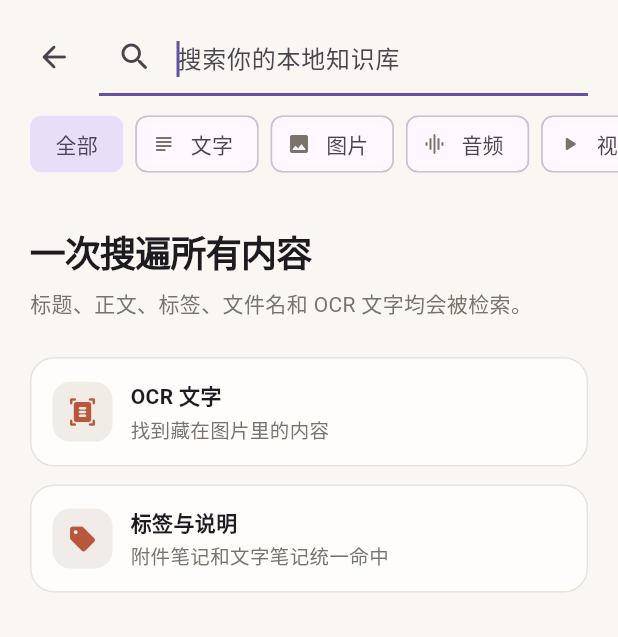
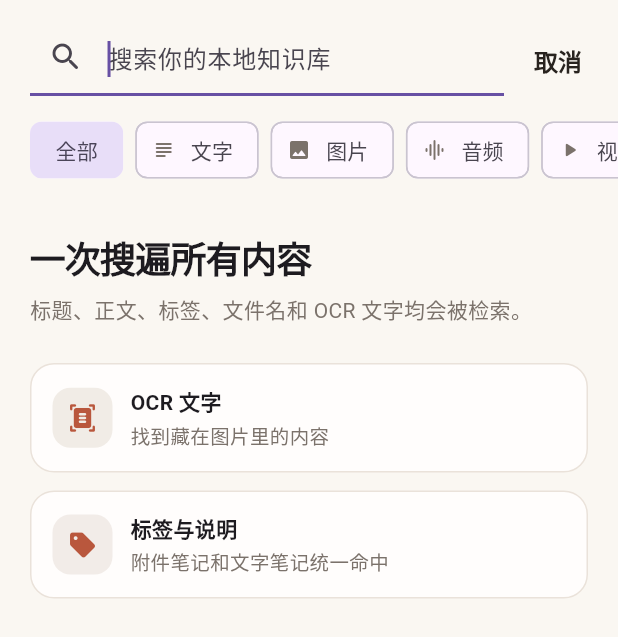
Before and after one commit to wsshow/fknotes, a Flutter app: the SearchPage screen opened directly, on a phone screen of 412 x 824 dp. Shown: the top 637 px of the screen. Run offline on Flutter 3.47's test engine with Material 3 defaults, Android fonts, the phone set to English and light mode, and no system bars; our stand-ins replace image_picker, just_audio, open_file, permission_handler, share_plus, sqflite and 1 more; missing offline and left inert: file_selector, google_mlkit_text_recognition, record; accounts and stored records are empty.

Commit message:
feat: 样式优化

```diff
--- a/lib/pages/search_page.dart
+++ b/lib/pages/search_page.dart
@@ -81,6 +81,11 @@ class _SearchPageState extends State<SearchPage> {
     if (_query.isNotEmpty) await _search(_query);
   }
 
+  void _cancelSearch() {
+    FocusManager.instance.primaryFocus?.unfocus();
+    Navigator.maybePop(context);
+  }
+
   @override
   Widget build(BuildContext context) {
     return Scaffold(
@@ -90,16 +95,12 @@ class _SearchPageState extends State<SearchPage> {
         child: Column(
           children: [
             Padding(
-              padding: const EdgeInsets.fromLTRB(12, 12, 20, 8),
+              padding: const EdgeInsets.fromLTRB(20, 12, 8, 8),
               child: Row(
                 children: [
-                  IconButton(
-                    tooltip: '返回',
-                    onPressed: () => Navigator.pop(context),
-                    icon: const Icon(Icons.arrow_back_rounded),
-                  ),
-                  const SizedBox(width: 6),
                   Expanded(
+                    child: SizedBox(
+                      height: 56,
                       child: TextField(
                         controller: _controller,
                         focusNode: _focusNode,
@@ -125,6 +126,21 @@ class _SearchPageState extends State<SearchPage> {
                           ),
                         ),
                       ),
+                    ),
+                  ),
+                  const SizedBox(width: 4),
+                  TextButton(
+                    onPressed: _cancelSearch,
+                    style: TextButton.styleFrom(
+                      foregroundColor: AppColors.ink,
+                      minimumSize: const Size(64, 56),
+                      padding: const EdgeInsets.symmetric(horizontal: 10),
+                      textStyle: const TextStyle(
+                        fontSize: 16,
+                        fontWeight: FontWeight.w600,
+                      ),
+                    ),
+                    child: const Text('取消'),
                   ),
                 ],
               ),
```
Also changed, not shown: lib/pages/home_page.dart (+11 -47 lines), 1 other file. Lines whose indentation alone changed are shown as unchanged.
